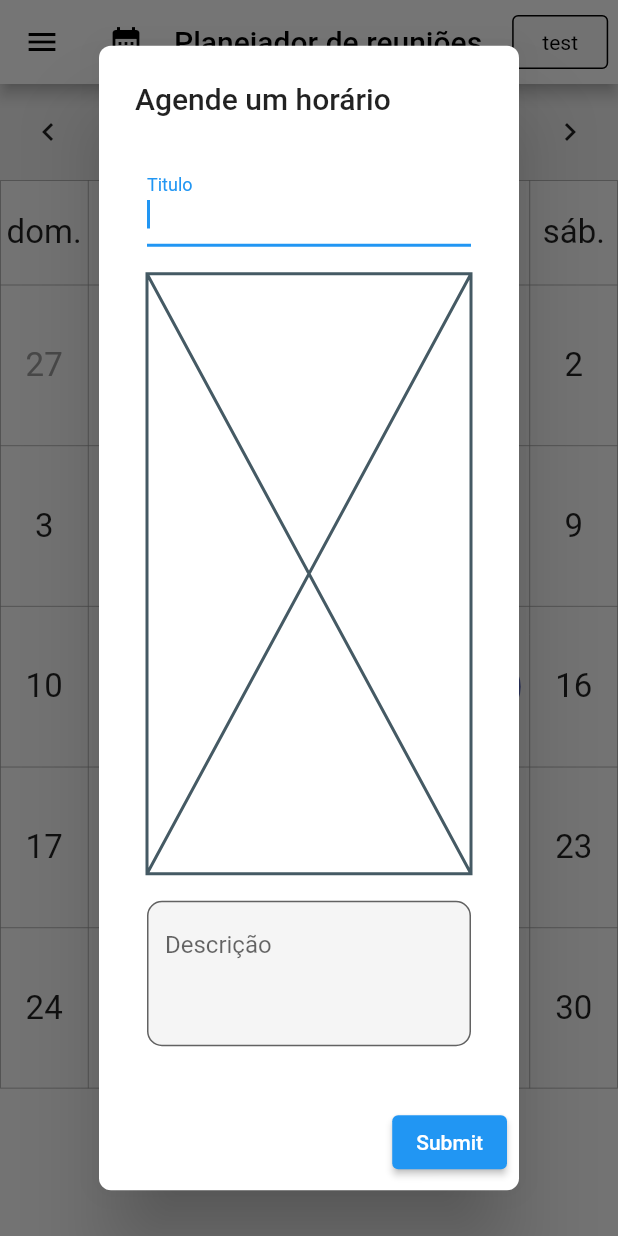
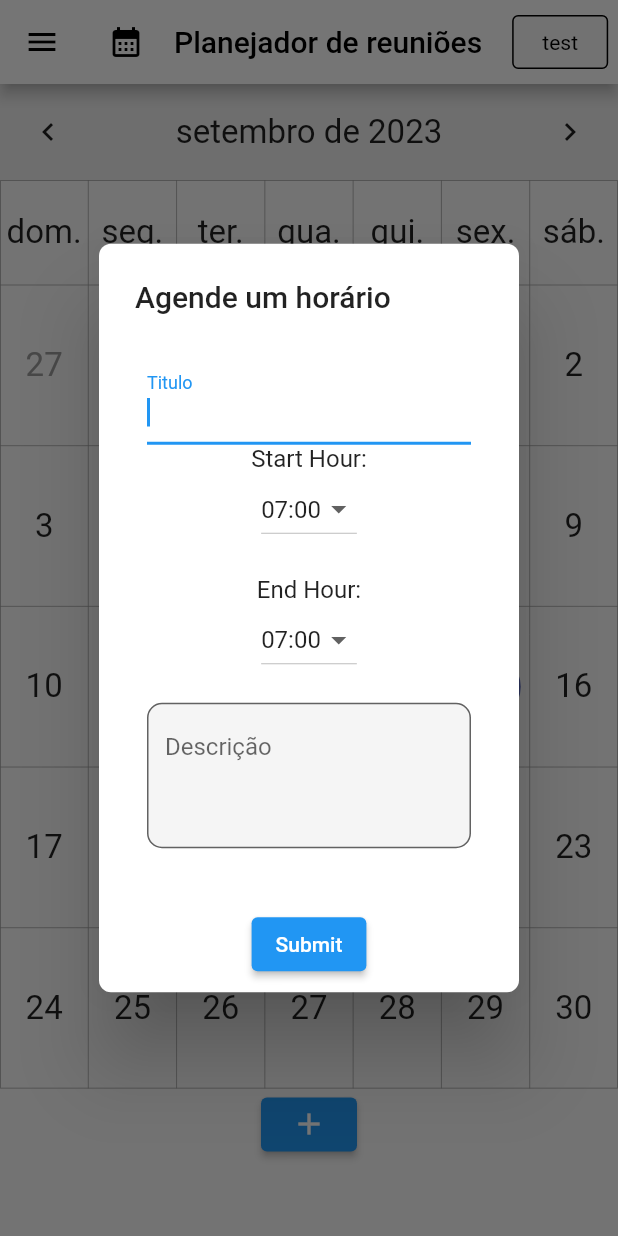
Before and after one commit to brunoalksouza/room_meet_scheduler_flutter, a Flutter app: the screen it shows after launch, after a tap on the "add" icon, on a phone screen of 412 x 824 dp. Run offline on Flutter 3.47's test engine with Material 2 defaults, Android fonts, the phone set to English and light mode, and no system bars; drawn by our look-alikes of table_calendar.

Commit message:
[ADD] container with dropdown hour range

```diff
--- a/lib/widgets/calendar.dart
+++ b/lib/widgets/calendar.dart
@@ -1,6 +1,6 @@
 import 'package:flutter/material.dart';
 import 'package:room_meet_scheduler_flutter/utils/event.dart';
-import 'package:room_meet_scheduler_flutter/widgets/select_range_hour.dart';
+import 'package:room_meet_scheduler_flutter/widgets/dropdown_hour_range.dart';
 import 'package:table_calendar/table_calendar.dart';
 import 'package:intl/date_symbol_data_local.dart';
 
@@ -102,8 +102,7 @@ class _CalendarState extends State<Calendar> {
                             labelText: 'Titulo',
                           ),
                         ),
-                        const SizedBox(height: 18),
-                        const SelectRangeHour(),
+                        const DropdownSelectHourRange(),
                         const SizedBox(height: 18),
                         TextField(
                           controller: _descriptionController,
@@ -122,7 +121,8 @@ class _CalendarState extends State<Calendar> {
                     ),
                   ),
                   actions: [
-                    ElevatedButton(
+                    Center(
+                      child: ElevatedButton(
                         onPressed: () {
                           events.addAll({
                             _selectedDate: [Event(_titleController.text)]
@@ -130,6 +130,7 @@ class _CalendarState extends State<Calendar> {
                           Navigator.of(context).pop();
                         },
                         child: const Text('Submit'),
+                      ),
                     )
                   ],
                 );
--- /dev/null
+++ b/lib/widgets/dropdown_hour_range.dart
@@ -0,0 +1,86 @@
+import 'package:flutter/material.dart';
+
+const List<String> hours = [
+  '07:00',
+  '08:00',
+  '09:00',
+  '10:00',
+  '11:00',
+  '12:00',
+  '13:00',
+  '14:00',
+  '15:00',
+  '16:00',
+  '17:00',
+  '18:00',
+  '19:00'
+];
+
+class HourDropdown extends StatelessWidget {
+  final String value;
+  final List<String> items;
+  final ValueChanged<String> onChanged;
+
+  const HourDropdown(
+      {super.key,
+      required this.value,
+      required this.items,
+      required this.onChanged});
+
+  @override
+  Widget build(BuildContext context) {
+    return DropdownButton<String>(
+      value: value,
+      onChanged: (value) {},
+      items: items.map<DropdownMenuItem<String>>((String value) {
+        return DropdownMenuItem<String>(
+          value: value,
+          child: Text(value),
+        );
+      }).toList(),
+    );
+  }
+}
+
+class DropdownSelectHourRange extends StatefulWidget {
+  const DropdownSelectHourRange({Key? key}) : super(key: key);
+
+  @override
+  // ignore: library_private_types_in_public_api
+  _DropdownSelectHourRangeState createState() =>
+      _DropdownSelectHourRangeState();
+}
+
+class _DropdownSelectHourRangeState extends State<DropdownSelectHourRange> {
+  String startHour = hours.first;
+  String endHour = hours.first;
+
+  @override
+  Widget build(BuildContext context) {
+    return Column(
+      children: [
+        const Text('Start Hour:'),
+        HourDropdown(
+          value: startHour,
+          items: hours,
+          onChanged: (value) {
+            setState(() {
+              startHour = value;
+            });
+          },
+        ),
+        const SizedBox(height: 20),
+        const Text('End Hour:'),
+        HourDropdown(
+          value: endHour,
+          items: hours,
+          onChanged: (value) {
+            setState(() {
+              endHour = value;
+            });
+          },
+        ),
+      ],
+    );
+  }
+}
--- a/lib/widgets/select_range_hour.dart
+++ b/lib/widgets/select_range_hour.dart
@@ -1,10 +1,31 @@
-import 'package:flutter/material.dart';
+// import 'package:flutter/material.dart';
 
-class SelectRangeHour extends StatelessWidget {
-  const SelectRangeHour({super.key});
+// class SelectRangeHour extends StatelessWidget {
+//   const SelectRangeHour({Key? key}) : super(key: key);
 
-  @override
-  Widget build(BuildContext context) {
-    return const Placeholder();
-  }
-}
+//   @override
+//   Widget build(BuildContext context) {
+//     // Generate a list of hours from 7 AM to 7 PM
+//     final List<String> hoursList = List.generate(13, (index) {
+//       final hour = index + 7; // Start from 7 AM
+//       final formattedHour =
+//           hour < 10 ? '0$hour' : '$hour'; // Format single-digit hours
+//       return '$formattedHour:00'; // Create a formatted hour string
+//     });
+
+//     return ListView.builder(
+//       itemCount: hoursList.length,
+//       itemBuilder: (context, index) {
+//         final hour = hoursList[index];
+//         return ListTile(
+//           title: Text(hour),
+//           onTap: () {
+//             // Handle the selected hour here
+//             Navigator.of(context)
+//                 .pop(hour);
+//           },
+//         );
+//       },
+//     );
+//   }
+// }
```
Lines whose indentation alone changed are shown as unchanged.
